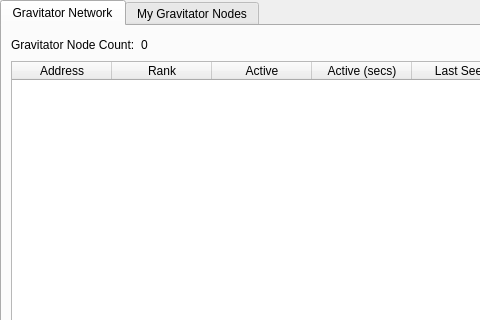
whatisthiseven/difftest, file src/qt/forms/masternodemanager.ui: the form before one commit; both pictures show x 0 to 480 and y 0 to 320 of the 723 by 457 pixel window.
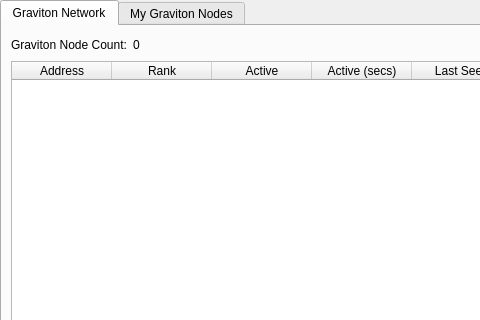
The form after the commit.

```diff
--- a/src/qt/forms/masternodemanager.ui
+++ b/src/qt/forms/masternodemanager.ui
@@ -38,7 +38,7 @@
        </property>
        <widget class="QWidget" name="tab">
         <attribute name="title">
-         <string>Gravitator Network</string>
+         <string>Graviton Network</string>
         </attribute>
         <layout class="QGridLayout" name="gridLayout">
          <item row="1" column="0">
@@ -95,7 +95,7 @@
            <item>
             <widget class="QLabel" name="label_2">
              <property name="text">
-              <string>Gravitator Node Count:</string>
+              <string>Graviton Node Count:</string>
              </property>
             </widget>
            </item>
@@ -125,7 +125,7 @@
        </widget>
        <widget class="QWidget" name="tab_2">
         <attribute name="title">
-         <string>My Gravitator Nodes</string>
+         <string>My Graviton Nodes</string>
         </attribute>
         <layout class="QGridLayout" name="gridLayout_2">
          <item row="0" column="0">
```
